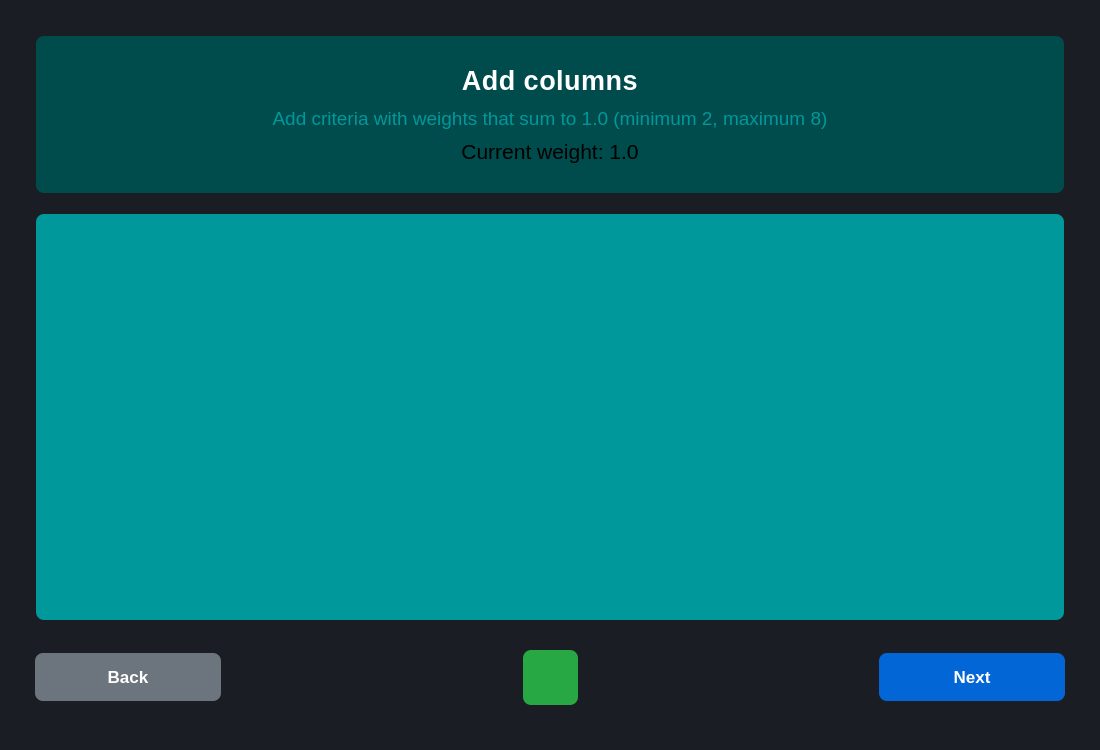
This is src/ui/columns.ui in ivanadelcarmen/weighted-decision-matrix as Qt 5 draws it before an edit. The edited form follows.
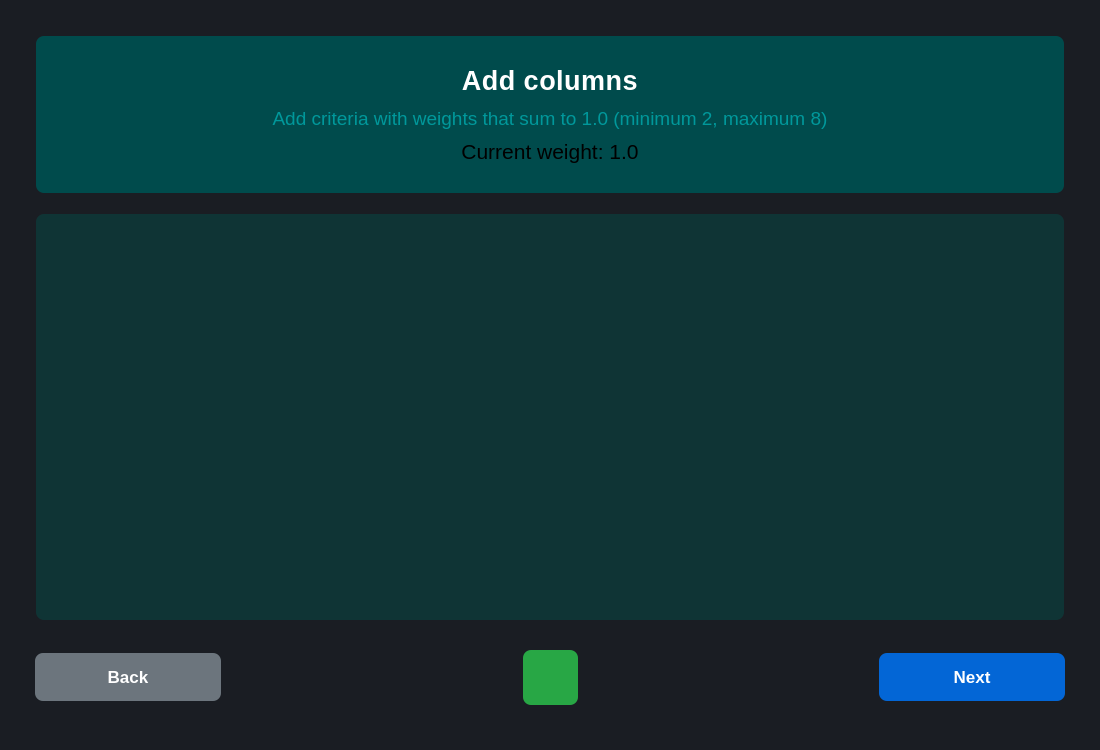
This is the edited form. Icons and pictures are not drawn.

Commit message: Replace static assets' icon settings to use the resource_path function for handling absolute paths in .exe packaging or development, and update contenFrame background color

The edit to the form file:
```diff
--- a/src/ui/columns.ui
+++ b/src/ui/columns.ui
@@ -43,7 +43,7 @@
 }
 
 #contentFrame {
-    background-color: #00989b;
+    background-color: #0f3435;
     padding: 20px;
 	margin: 0px 25px 15px 25px;
     border: none;
```
Left out of the diff: 10 changed lines with no effect on the pictures. The commit also changes 10 other files.
